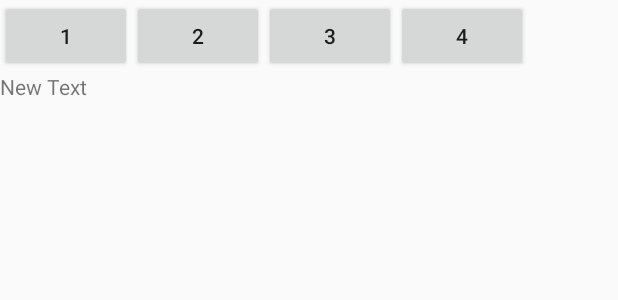
After one commit to firstbytegithub/MyCodeRepo, an Android app: the layout new_app_widget.xml on its own in the app's theme, with its tools: preview values and no code run, on a phone screen of 412 x 824 dp. The commit adds this screen. Shown: the top 300 px of the screen. Run offline under Robolectric (Android 15) with nearby library versions, the phone set to English and light mode, and no system bars.

Commit message:
add demo for appwidget

```diff
--- a/app/src/main/res/layout/activity_app_service.xml
+++ b/app/src/main/res/layout/activity_app_service.xml
@@ -37,5 +37,11 @@
             android:layout_height="wrap_content"
             android:text="unbind service"
             android:id="@+id/button27" />
+
+        <Button
+            android:layout_width="wrap_content"
+            android:layout_height="wrap_content"
+            android:text="Send broadcast"
+            android:id="@+id/button110" />
     </LinearLayout>
 </RelativeLayout>
--- /dev/null
+++ b/app/src/main/res/layout/new_app_widget.xml
@@ -0,0 +1,38 @@
+<RelativeLayout xmlns:android="http://schemas.android.com/apk/res/android"
+    android:layout_width="match_parent" android:layout_height="match_parent"
+    android:padding="@dimen/widget_margin">
+
+    <Button
+        android:layout_width="wrap_content"
+        android:layout_height="wrap_content"
+        android:text="1"
+        android:id="@+id/button106" />
+
+    <Button
+        android:layout_width="wrap_content"
+        android:layout_height="wrap_content"
+        android:text="2"
+        android:id="@+id/button107"
+        android:layout_toRightOf="@+id/button106" />
+
+    <Button
+        android:layout_width="wrap_content"
+        android:layout_height="wrap_content"
+        android:text="3"
+        android:id="@+id/button108"
+        android:layout_toRightOf="@+id/button107" />
+
+    <Button
+        android:layout_width="wrap_content"
+        android:layout_height="wrap_content"
+        android:text="4"
+        android:id="@+id/button109"
+        android:layout_toRightOf="@+id/button108" />
+
+    <TextView
+        android:layout_width="match_parent"
+        android:layout_height="wrap_content"
+        android:text="New Text"
+        android:id="@+id/textView41"
+        android:layout_below="@+id/button106" />
+</RelativeLayout>
--- a/app/src/main/res/values/dimens.xml
+++ b/app/src/main/res/values/dimens.xml
@@ -2,4 +2,10 @@
     <!-- Default screen margins, per the Android Design guidelines. -->
     <dimen name="activity_horizontal_margin">16dp</dimen>
     <dimen name="activity_vertical_margin">16dp</dimen>
+
+    <!--
+Refer to App Widget Documentation for margin information
+http://developer.android.com/guide/topics/appwidgets/index.html#CreatingLayout
+    -->
+    <dimen name="widget_margin">8dp</dimen>
 </resources>
--- a/app/src/main/res/values/strings.xml
+++ b/app/src/main/res/values/strings.xml
@@ -1,3 +1,5 @@
 <resources>
     <string name="app_name">MyCodeRepo</string>
+    <string name="appwidget_text">EXAMPLE</string>
+    <string name="add_widget">Add widget</string>
 </resources>
```
Also changed, not shown: app/src/main/AndroidManifest.xml (+24 -2 lines), app/src/main/java/com/example/chengqi/mycoderepo/app/AppService01.java (+38 -7 lines), app/src/main/java/com/example/chengqi/mycoderepo/app/AppServiceActivity.java (+8 -0 lines), app/src/main/java/com/example/chengqi/mycoderepo/app/NewAppWidget.java (added, +124 -0 lines), app/src/main/res/values-v14/dimens.xml (added, +10 -0 lines), app/src/main/res/xml/new_app_widget_info.xml (added, +7 -0 lines), app/src/main/res/drawable-nodpi/example_appwidget_preview.png (added).
